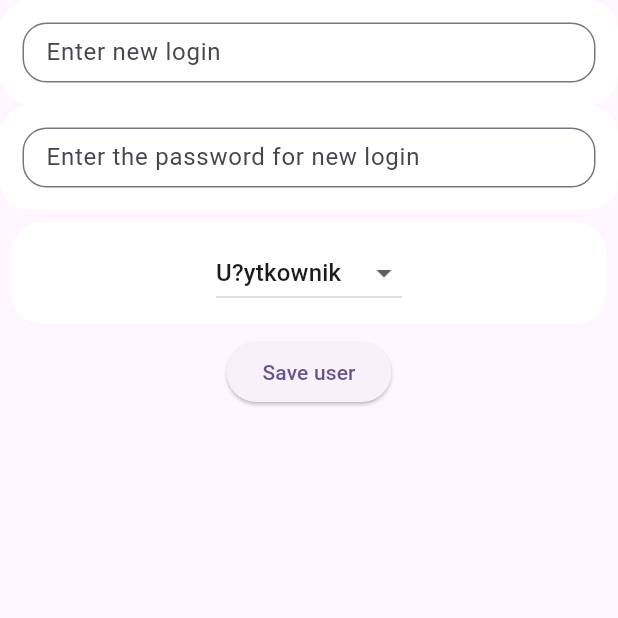
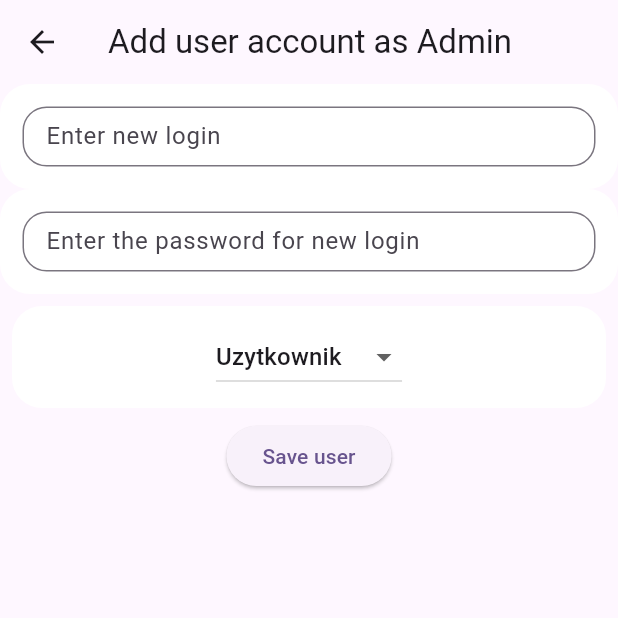
Before and after one commit to Mankol29/flutter_x_database, a Flutter app: the UserRoleAdd screen opened directly, on a phone screen of 412 x 824 dp, the top half of it. Run offline on Flutter 3.47's test engine with Material 2 defaults, Android fonts, the phone set to English and light mode, and no system bars.

Commit message:
Użytkownik == Uzytkownik

```diff
--- a/lib/pages/admin folder/UserRoleAdd.dart
+++ b/lib/pages/admin folder/UserRoleAdd.dart
@@ -16,7 +16,7 @@ class _UserRoleAddState extends State<UserRoleAdd> {
 
   TextEditingController login = TextEditingController();
   TextEditingController pass = TextEditingController();
-  String selectedRole = "U?ytkownik"; // Default role
+  String selectedRole = "Uzytkownik"; // Default role
 
 
 
@@ -93,6 +93,9 @@ Future<void> saveAddRole() async {
   Widget build(BuildContext context) {
     final double screenHeight = MediaQuery.of(context).size.height;
     return Scaffold(
+      appBar: AppBar(
+        title: Text("Add user account as Admin"),
+      ),
       body: Column(
        children:[
         AdminTextField(
@@ -123,7 +126,7 @@ Future<void> saveAddRole() async {
                         selectedRole = newValue!;
                       });
                     },
-                    items: <String>["Administrator", "U?ytkownik"].map((String value) {
+                    items: <String>["Administrator", "Uzytkownik"].map((String value) {
                       return DropdownMenuItem<String>(
                         value: value,
                         child: Text(value),
```
